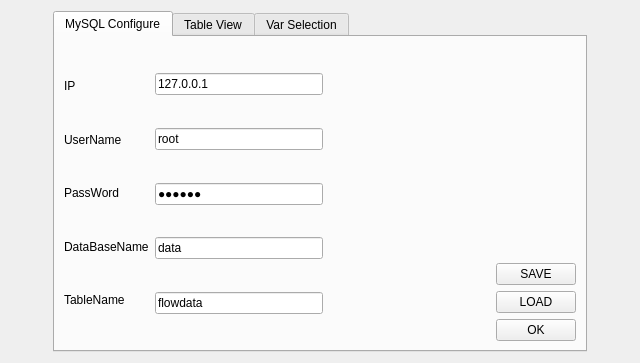
Qt form ui/Configure.ui (twodonkeys/DAP) before a commit.
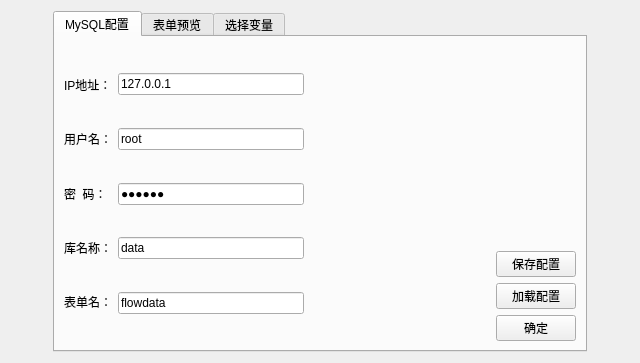
The same form after that commit. Icons and pictures are not drawn.

Commit message: add load_model...

Patch:
```diff
--- a/ui/Configure.ui
+++ b/ui/Configure.ui
@@ -58,7 +58,7 @@
          </property>
          <widget class="QWidget" name="MySQL_Tab">
           <attribute name="title">
-           <string>MySQL Configure</string>
+           <string>MySQL配置</string>
           </attribute>
           <layout class="QVBoxLayout" name="verticalLayout_8">
            <item>
@@ -81,7 +81,7 @@
                <item>
                 <widget class="QLabel" name="label_2">
                  <property name="text">
-                  <string>IP</string>
+                  <string>IP地址：</string>
                  </property>
                 </widget>
                </item>
@@ -101,7 +101,7 @@
                <item>
                 <widget class="QLabel" name="label">
                  <property name="text">
-                  <string>UserName</string>
+                  <string>用户名：</string>
                  </property>
                 </widget>
                </item>
@@ -121,7 +121,7 @@
                <item>
                 <widget class="QLabel" name="label_3">
                  <property name="text">
-                  <string>PassWord</string>
+                  <string>密  码：</string>
                  </property>
                 </widget>
                </item>
@@ -141,7 +141,7 @@
                <item>
                 <widget class="QLabel" name="label_4">
                  <property name="text">
-                  <string>DataBaseName</string>
+                  <string>库名称：</string>
                  </property>
                 </widget>
                </item>
@@ -161,7 +161,7 @@
                <item>
                 <widget class="QLabel" name="label_5">
                  <property name="text">
-                  <string>TableName</string>
+                  <string>表单名：</string>
                  </property>
                 </widget>
                </item>
@@ -343,21 +343,21 @@
                <item>
                 <widget class="QPushButton" name="MySQLSAVE_pushButton">
                  <property name="text">
-                  <string>SAVE</string>
+                  <string>保存配置</string>
                  </property>
                 </widget>
                </item>
                <item>
                 <widget class="QPushButton" name="MySQLLOAD_pushButton">
                  <property name="text">
-                  <string>LOAD</string>
+                  <string>加载配置</string>
                  </property>
                 </widget>
                </item>
                <item>
                 <widget class="QPushButton" name="MySQLOK_pushButton">
                  <property name="text">
-                  <string>OK</string>
+                  <string>确定</string>
                  </property>
                  <property name="shortcut">
                   <string>Return</string>
@@ -372,7 +372,7 @@
          </widget>
          <widget class="QWidget" name="Table_Tab">
           <attribute name="title">
-           <string>Table View</string>
+           <string>表单预览</string>
           </attribute>
           <layout class="QHBoxLayout" name="horizontalLayout_10">
            <item>
@@ -622,7 +622,7 @@
          </widget>
          <widget class="QWidget" name="Var_Tab">
           <attribute name="title">
-           <string>Var Selection</string>
+           <string>选择变量</string>
           </attribute>
           <layout class="QHBoxLayout" name="horizontalLayout_11">
            <item>
```
Left out of the diff: 18 changed lines with no effect on the pictures. The commit also changes 28 other files.
